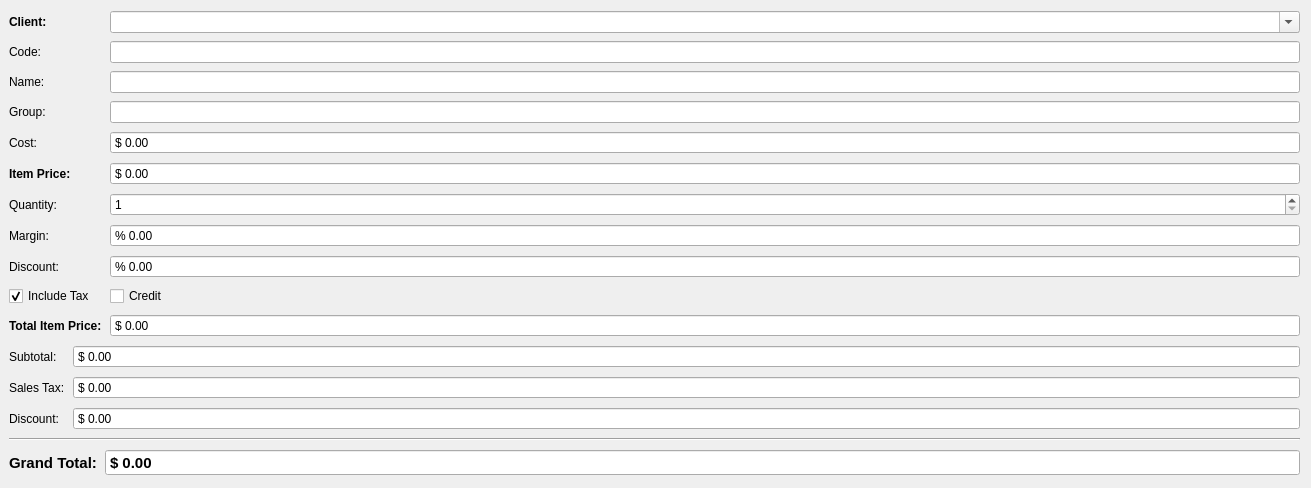
Redent0r/Libra, file gui_sale.ui: the form before one commit.
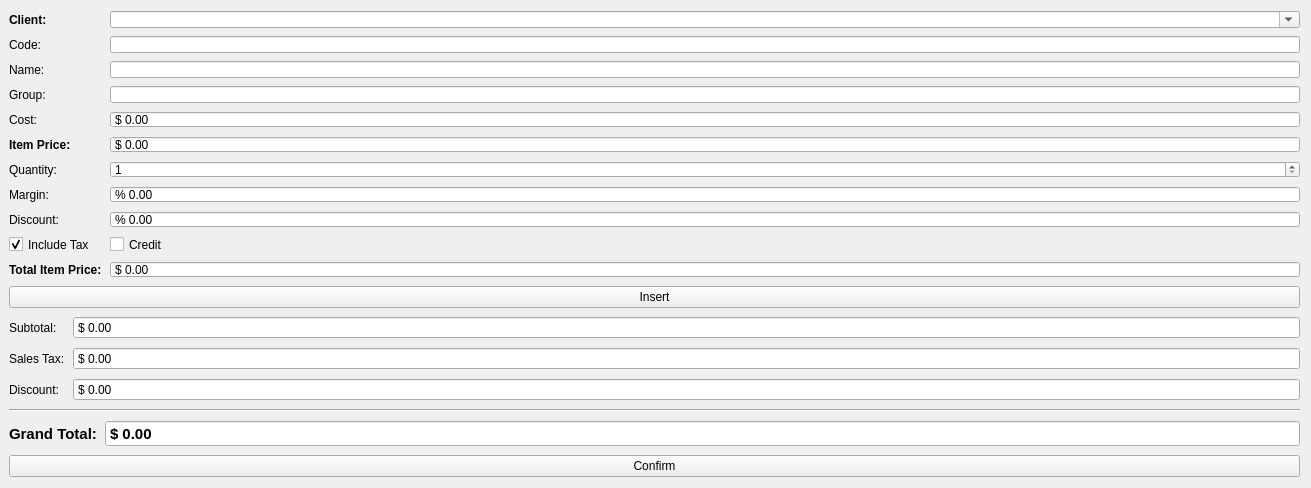
The form after the commit. Icons and pictures are not drawn.

Commit message: added confirm buttons, worked on price margin changed, sqlite connection from Sale class

Patch:
```diff
--- a/gui_sale.ui
+++ b/gui_sale.ui
@@ -301,7 +301,27 @@
       </layout>
      </item>
      <item>
-      <layout class="QHBoxLayout" name="horizontalLayout_3"/>
+      <layout class="QHBoxLayout" name="horizontalLayout_3">
+       <item>
+        <widget class="QPushButton" name="btnInsert">
+         <property name="sizePolicy">
+          <sizepolicy hsizetype="Minimum" vsizetype="Fixed">
+           <horstretch>0</horstretch>
+           <verstretch>0</verstretch>
+          </sizepolicy>
+         </property>
+         <property name="text">
+          <string>Insert</string>
+         </property>
+         <property name="autoDefault">
+          <bool>false</bool>
+         </property>
+         <property name="default">
+          <bool>false</bool>
+         </property>
+        </widget>
+       </item>
+      </layout>
      </item>
      <item>
       <layout class="QFormLayout" name="formLayout">
@@ -478,7 +498,18 @@
       </layout>
      </item>
      <item>
-      <layout class="QHBoxLayout" name="horizontalLayout_2"/>
+      <layout class="QHBoxLayout" name="horizontalLayout_2">
+       <item>
+        <widget class="QPushButton" name="btnConfirm">
+         <property name="text">
+          <string>Confirm</string>
+         </property>
+         <property name="autoDefault">
+          <bool>false</bool>
+         </property>
+        </widget>
+       </item>
+      </layout>
      </item>
     </layout>
    </item>
```
The commit also changes 3 other files.
